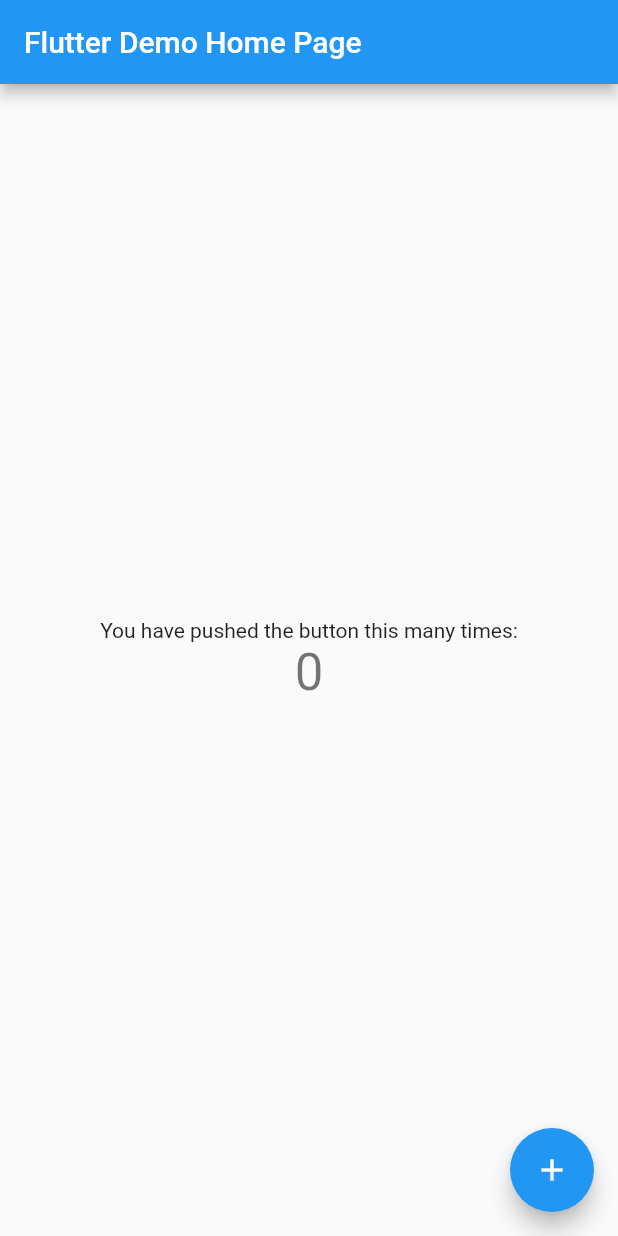
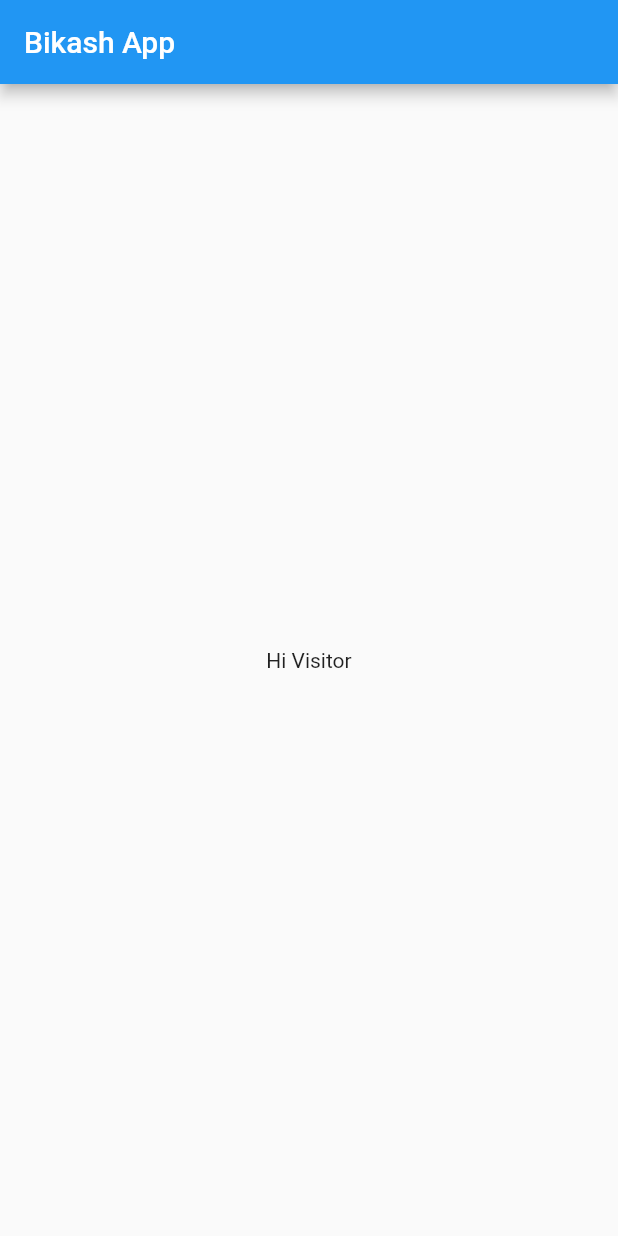
Before and after one commit to bikashsaud/Awesome_App, a Flutter app: the screen it shows after launch, on a phone screen of 412 x 824 dp. Run offline on Flutter 3.47's test engine with Material 2 defaults, Android fonts, the phone set to English and light mode, and no system bars.

Commit message:
Adding container

```diff
--- a/lib/main.dart
+++ b/lib/main.dart
@@ -1,117 +1,22 @@
 import 'package:flutter/material.dart';
-
+//import 'package:flutter/cuertino.dart'';
 void main() {
-  runApp(MyApp());
+  runApp(MaterialApp(
+    title: "Flutter Awesome App",
+    home: HomePage()
+  ));
 }
 
-class MyApp extends StatelessWidget {
-  // This widget is the root of your application.
+class HomePage extends StatelessWidget{
   @override
-  Widget build(BuildContext context) {
-    return MaterialApp(
-      title: 'Flutter Demo',
-      theme: ThemeData(
-        // This is the theme of your application.
-        //
-        // Try running your application with "flutter run". You'll see the
-        // application has a blue toolbar. Then, without quitting the app, try
-        // changing the primarySwatch below to Colors.green and then invoke
-        // "hot reload" (press "r" in the console where you ran "flutter run",
-        // or simply save your changes to "hot reload" in a Flutter IDE).
-        // Notice that the counter didn't reset back to zero; the application
-        // is not restarted.
-        primarySwatch: Colors.blue,
-        // This makes the visual density adapt to the platform that you run
-        // the app on. For desktop platforms, the controls will be smaller and
-        // closer together (more dense) than on mobile platforms.
-        visualDensity: VisualDensity.adaptivePlatformDensity,
+  Widget build(BuildContext context){
+    return Scaffold(
+      appBar: AppBar(
+        title: Text("Bikash App"),
       ),
-      home: MyHomePage(title: 'Flutter Demo Home Page'),
+      body: Container(
+        child: Center(child: Text("Hi Visitor")),
+      ),
     );
   }
 }
-
-class MyHomePage extends StatefulWidget {
-  MyHomePage({Key key, this.title}) : super(key: key);
-
-  // This widget is the home page of your application. It is stateful, meaning
-  // that it has a State object (defined below) that contains fields that affect
-  // how it looks.
-
-  // This class is the configuration for the state. It holds the values (in this
-  // case the title) provided by the parent (in this case the App widget) and
-  // used by the build method of the State. Fields in a Widget subclass are
-  // always marked "final".
-
-  final String title;
-
-  @override
-  _MyHomePageState createState() => _MyHomePageState();
-}
-
-class _MyHomePageState extends State<MyHomePage> {
-  int _counter = 0;
-
-  void _incrementCounter() {
-    setState(() {
-      // This call to setState tells the Flutter framework that something has
-      // changed in this State, which causes it to rerun the build method below
-      // so that the display can reflect the updated values. If we changed
-      // _counter without calling setState(), then the build method would not be
-      // called again, and so nothing would appear to happen.
-      _counter++;
-    });
-  }
-
-  @override
-  Widget build(BuildContext context) {
-    // This method is rerun every time setState is called, for instance as done
-    // by the _incrementCounter method above.
-    //
-    // The Flutter framework has been optimized to make rerunning build methods
-    // fast, so that you can just rebuild anything that needs updating rather
-    // than having to individually change instances of widgets.
-    return Scaffold(
-      appBar: AppBar(
-        // Here we take the value from the MyHomePage object that was created by
-        // the App.build method, and use it to set our appbar title.
-        title: Text(widget.title),
-      ),
-      body: Center(
-        // Center is a layout widget. It takes a single child and positions it
-        // in the middle of the parent.
-        child: Column(
-          // Column is also a layout widget. It takes a list of children and
-          // arranges them vertically. By default, it sizes itself to fit its
-          // children horizontally, and tries to be as tall as its parent.
-          //
-          // Invoke "debug painting" (press "p" in the console, choose the
-          // "Toggle Debug Paint" action from the Flutter Inspector in Android
-          // Studio, or the "Toggle Debug Paint" command in Visual Studio Code)
-          // to see the wireframe for each widget.
-          //
-          // Column has various properties to control how it sizes itself and
-          // how it positions its children. Here we use mainAxisAlignment to
-          // center the children vertically; the main axis here is the vertical
-          // axis because Columns are vertical (the cross axis would be
-          // horizontal).
-          mainAxisAlignment: MainAxisAlignment.center,
-          children: <Widget>[
-            Text(
-              'You have pushed the button this many times:',
-            ),
-            Text(
-              '$_counter',
-              style: Theme.of(context).textTheme.headline4,
-            ),
-          ],
-        ),
-      ),
-      floatingActionButton: FloatingActionButton(
-        onPressed: _incrementCounter,
-        tooltip: 'Increment',
-        child: Icon(Icons.add),
-      ), // This trailing comma makes auto-formatting nicer for build methods.
-    );
-  }
-}
```
